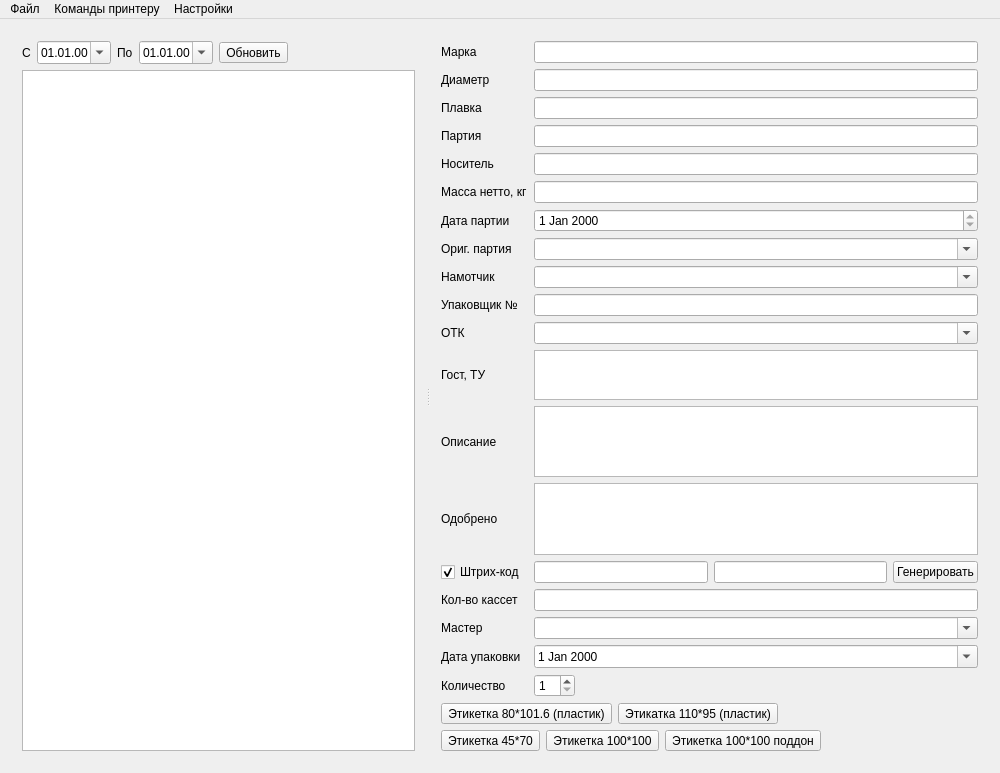
Qt form mainwindow.ui (Sergeyego/label_tspl) before a commit.
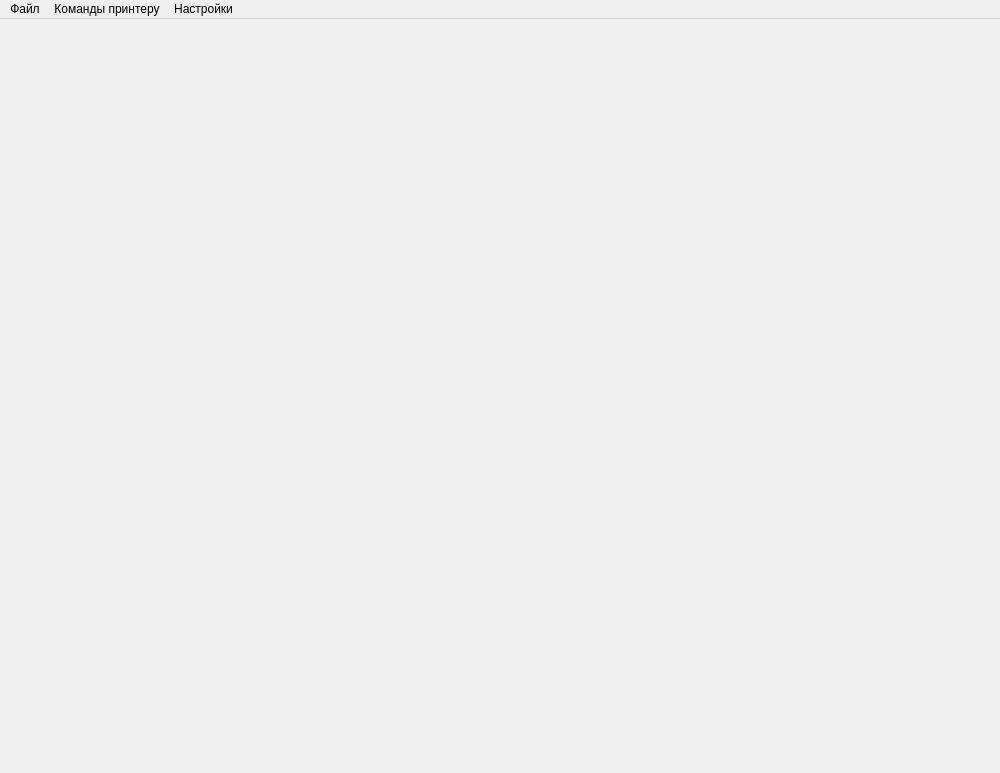
The same form after that commit.

```diff
--- a/mainwindow.ui
+++ b/mainwindow.ui
@@ -14,459 +14,26 @@
    <string>Печать термотрансферных этикеток</string>
   </property>
   <widget class="QWidget" name="centralWidget">
-   <layout class="QVBoxLayout" name="verticalLayout_3">
+   <layout class="QVBoxLayout" name="verticalLayout">
     <item>
-     <widget class="QSplitter" name="splitter">
-      <property name="orientation">
-       <enum>Qt::Horizontal</enum>
-      </property>
-      <widget class="QWidget" name="layoutWidget">
-       <layout class="QVBoxLayout" name="verticalLayout">
-        <item>
-         <layout class="QHBoxLayout" name="horizontalLayout">
-          <item>
-           <widget class="QLabel" name="label">
-            <property name="text">
-             <string>С</string>
-            </property>
-           </widget>
-          </item>
-          <item>
-           <widget class="QDateEdit" name="dateEditBeg">
-            <property name="displayFormat">
-             <string>dd.MM.yy</string>
-            </property>
-            <property name="calendarPopup">
-             <bool>true</bool>
-            </property>
-           </widget>
-          </item>
-          <item>
-           <widget class="QLabel" name="label_2">
-            <property name="text">
-             <string>По</string>
-            </property>
-           </widget>
-          </item>
-          <item>
-           <widget class="QDateEdit" name="dateEditEnd">
-            <property name="displayFormat">
-             <string>dd.MM.yy</string>
-            </property>
-            <property name="calendarPopup">
-             <bool>true</bool>
-            </property>
-           </widget>
-          </item>
-          <item>
-           <widget class="QToolButton" name="toolButtonUpd">
-            <property name="text">
-             <string>Обновить</string>
-            </property>
-            <property name="toolButtonStyle">
-             <enum>Qt::ToolButtonTextBesideIcon</enum>
-            </property>
-           </widget>
-          </item>
-          <item>
-           <spacer name="horizontalSpacer">
-            <property name="orientation">
-             <enum>Qt::Horizontal</enum>
-            </property>
-            <property name="sizeHint" stdset="0">
-             <size>
-              <width>40</width>
-              <height>20</height>
-             </size>
-            </property>
-           </spacer>
-          </item>
-         </layout>
-        </item>
-        <item>
-         <widget class="QTableView" name="tableViewPart">
-          <property name="selectionMode">
-           <enum>QAbstractItemView::SingleSelection</enum>
-          </property>
-          <property name="selectionBehavior">
-           <enum>QAbstractItemView::SelectRows</enum>
-          </property>
-          <attribute name="verticalHeaderVisible">
-           <bool>false</bool>
-          </attribute>
-         </widget>
-        </item>
-       </layout>
-      </widget>
-      <widget class="QWidget" name="layoutWidget">
-       <layout class="QVBoxLayout" name="verticalLayout_2">
-        <item>
-         <layout class="QGridLayout" name="gridLayout">
-          <item row="13" column="0" colspan="2">
-           <widget class="QLabel" name="label_12">
-            <property name="text">
-             <string>Одобрено</string>
-            </property>
-           </widget>
-          </item>
-          <item row="6" column="0" colspan="2">
-           <widget class="QLabel" name="label_9">
-            <property name="text">
-             <string>Дата партии</string>
-            </property>
-           </widget>
-          </item>
-          <item row="7" column="0" colspan="2">
-           <widget class="QLabel" name="label_14">
-            <property name="text">
-             <string>Ориг. партия</string>
-            </property>
-           </widget>
-          </item>
-          <item row="8" column="0" colspan="2">
-           <widget class="QLabel" name="label_15">
-            <property name="text">
-             <string>Намотчик</string>
-            </property>
-           </widget>
-          </item>
-          <item row="2" column="0" colspan="2">
-           <widget class="QLabel" name="label_5">
-            <property name="text">
-             <string>Плавка</string>
-            </property>
-           </widget>
-          </item>
-          <item row="18" column="0" colspan="2">
-           <widget class="QLabel" name="label_17">
-            <property name="text">
-             <string>Количество</string>
-            </property>
-           </widget>
-          </item>
-          <item row="0" column="0" colspan="2">
-           <widget class="QLabel" name="label_3">
-            <property name="text">
-             <string>Марка</string>
-            </property>
-           </widget>
-          </item>
-          <item row="14" column="0" colspan="2">
-           <widget class="QCheckBox" name="checkBoxEan">
-            <property name="text">
-             <string>Штрих-код</string>
-            </property>
-            <property name="checked">
-             <bool>true</bool>
-            </property>
-           </widget>
-          </item>
-          <item row="18" column="2">
-           <widget class="QSpinBox" name="spinBox">
-            <property name="sizePolicy">
-             <sizepolicy hsizetype="Maximum" vsizetype="Fixed">
-              <horstretch>0</horstretch>
-              <verstretch>0</verstretch>
-             </sizepolicy>
-            </property>
-            <property name="minimum">
-             <number>1</number>
-            </property>
-           </widget>
-          </item>
-          <item row="1" column="0" colspan="2">
-           <widget class="QLabel" name="label_4">
-            <property name="text">
-             <string>Диаметр</string>
-            </property>
-           </widget>
-          </item>
-          <item row="3" column="0" colspan="2">
-           <widget class="QLabel" name="label_6">
-            <property name="text">
-             <string>Партия</string>
-            </property>
-           </widget>
-          </item>
-          <item row="14" column="3">
-           <widget class="QLineEdit" name="lineEditEanGr">
-            <property name="readOnly">
-             <bool>true</bool>
-            </property>
-           </widget>
-          </item>
-          <item row="16" column="0" colspan="2">
-           <widget class="QLabel" name="label_19">
-            <property name="text">
-             <string>Мастер</string>
-            </property>
-           </widget>
-          </item>
-          <item row="15" column="0" colspan="2">
-           <widget class="QLabel" name="label_16">
-            <property name="text">
-             <string>Кол-во кассет</string>
-            </property>
-           </widget>
-          </item>
-          <item row="12" column="0" colspan="2">
-           <widget class="QLabel" name="label_11">
-            <property name="text">
-             <string>Описание</string>
-            </property>
-           </widget>
-          </item>
-          <item row="9" column="0" colspan="2">
-           <widget class="QLabel" name="label_13">
-            <property name="text">
-             <string>Упаковщик №</string>
-            </property>
-           </widget>
-          </item>
-          <item row="4" column="0" colspan="2">
-           <widget class="QLabel" name="label_7">
-            <property name="text">
-             <string>Носитель</string>
-            </property>
-           </widget>
-          </item>
-          <item row="11" column="0" colspan="2">
-           <widget class="QLabel" name="label_10">
-            <property name="text">
-             <string>Гост, ТУ</string>
-            </property>
-           </widget>
-          </item>
-          <item row="10" column="0" colspan="2">
-           <widget class="QLabel" name="label_18">
-            <property name="text">
-             <string>ОТК</string>
-            </property>
-           </widget>
-          </item>
-          <item row="14" column="2">
-           <widget class="QLineEdit" name="lineEditEanEd">
-            <property name="readOnly">
-             <bool>true</bool>
-            </property>
-           </widget>
-          </item>
-          <item row="5" column="0" colspan="2">
-           <widget class="QLabel" name="label_8">
-            <property name="text">
-             <string>Масса нетто, кг</string>
-            </property>
-           </widget>
-          </item>
-          <item row="17" column="0" colspan="2">
-           <widget class="QLabel" name="label_20">
-            <property name="text">
-             <string>Дата упаковки</string>
-            </property>
-           </widget>
-          </item>
-          <item row="14" column="4">
-           <widget class="QPushButton" name="pushButtonGen">
-            <property name="text">
-             <string>Генерировать</string>
-            </property>
-           </widget>
-          </item>
-          <item row="13" column="2" colspan="3">
-           <widget class="QTableView" name="tableViewOdobr">
-            <attribute name="verticalHeaderVisible">
-             <bool>false</bool>
-            </attribute>
-           </widget>
-          </item>
-          <item row="15" column="2" colspan="3">
-           <widget class="QLineEdit" name="lineEditKvoSpool"/>
-          </item>
-          <item row="16" column="2" colspan="3">
-           <widget class="QComboBox" name="comboBoxMaster">
-            <property name="editable">
-             <bool>true</bool>
-            </property>
-           </widget>
-          </item>
-          <item row="17" column="2" colspan="3">
-           <widget class="QDateEdit" name="dateEditPack">
-            <property name="calendarPopup">
-             <bool>true</bool>
-            </property>
-           </widget>
-          </item>
-          <item row="12" column="2" colspan="3">
-           <widget class="QPlainTextEdit" name="plainTextEdit"/>
-          </item>
-          <item row="11" column="2" colspan="3">
-           <widget class="QListView" name="listViewGost">
-            <property name="maximumSize">
-             <size>
-              <width>16777215</width>
-              <height>50</height>
-             </size>
-            </property>
-           </widget>
-          </item>
-          <item row="10" column="2" colspan="3">
-           <widget class="QComboBox" name="comboBoxOtk">
-            <property name="editable">
-             <bool>true</bool>
-            </property>
-           </widget>
-          </item>
-          <item row="9" column="2" colspan="3">
-           <widget class="QLineEdit" name="lineEditUpk"/>
-          </item>
-          <item row="8" column="2" colspan="3">
-           <widget class="QComboBox" name="comboBoxNam">
-            <property name="editable">
-             <bool>true</bool>
-            </property>
-           </widget>
-          </item>
-          <item row="7" column="2" colspan="3">
-           <widget class="QComboBox" name="comboBoxOPart">
-            <property name="editable">
-             <bool>true</bool>
-            </property>
-           </widget>
-          </item>
-          <item row="6" column="2" colspan="3">
-           <widget class="QDateEdit" name="dateEdit">
-            <property name="readOnly">
-             <bool>true</bool>
-            </property>
-           </widget>
-          </item>
-          <item row="5" column="2" colspan="3">
-           <widget class="QLineEdit" name="lineEditKvo"/>
-          </item>
-          <item row="4" column="2" colspan="3">
-           <widget class="QLineEdit" name="lineEditSpool">
-            <property name="readOnly">
-             <bool>true</bool>
-            </property>
-           </widget>
-          </item>
-          <item row="3" column="2" colspan="3">
-           <widget class="QLineEdit" name="lineEditPart">
-            <property name="readOnly">
-             <bool>true</bool>
-            </property>
-           </widget>
-          </item>
-          <item row="2" column="2" colspan="3">
-           <widget class="QLineEdit" name="lineEditPlav">
-            <property name="readOnly">
-             <bool>true</bool>
-            </property>
-           </widget>
-          </item>
-          <item row="1" column="2" colspan="3">
-           <widget class="QLineEdit" name="lineEditDiam">
-            <property name="readOnly">
-             <bool>true</bool>
-            </property>
-           </widget>
-          </item>
-          <item row="0" column="2" colspan="3">
-           <widget class="QLineEdit" name="lineEditMark">
-            <property name="readOnly">
-             <bool>true</bool>
-            </property>
-           </widget>
-          </item>
-         </layout>
-        </item>
-        <item>
-         <layout class="QHBoxLayout" name="horizontalLayout_2">
-          <item>
-           <widget class="QToolButton" name="toolButtonSrc">
-            <property name="text">
-             <string>Этикетка 80*101.6 (пластик)</string>
-            </property>
-            <property name="toolButtonStyle">
-             <enum>Qt::ToolButtonTextBesideIcon</enum>
-            </property>
-           </widget>
-          </item>
-          <item>
-           <widget class="QToolButton" name="toolButtonPack">
-            <property name="text">
-             <string>Этикатка 110*95 (пластик)</string>
-            </property>
-            <property name="toolButtonStyle">
-             <enum>Qt::ToolButtonTextBesideIcon</enum>
-            </property>
-           </widget>
-          </item>
-          <item>
-           <spacer name="horizontalSpacer_2">
-            <property name="orientation">
-             <enum>Qt::Horizontal</enum>
-            </property>
-            <property name="sizeHint" stdset="0">
-             <size>
-              <width>40</width>
-              <height>20</height>
-             </size>
-            </property>
-           </spacer>
-          </item>
-         </layout>
-        </item>
-        <item>
-         <layout class="QHBoxLayout" name="horizontalLayout_3">
-          <item>
-           <widget class="QToolButton" name="toolButtonPSmall">
-            <property name="text">
-             <string>Этикетка 45*70</string>
-            </property>
-            <property name="toolButtonStyle">
-             <enum>Qt::ToolButtonTextBesideIcon</enum>
-            </property>
-           </widget>
-          </item>
-          <item>
-           <widget class="QToolButton" name="toolButtonPBig">
-            <property name="text">
-             <string>Этикетка 100*100</string>
-            </property>
-            <property name="toolButtonStyle">
-             <enum>Qt::ToolButtonTextBesideIcon</enum>
-            </property>
-           </widget>
-          </item>
-          <item>
-           <widget class="QToolButton" name="toolButtonPBigPal">
-            <property name="text">
-             <string>Этикетка 100*100 поддон</string>
-            </property>
-            <property name="toolButtonStyle">
-             <enum>Qt::ToolButtonTextBesideIcon</enum>
-            </property>
-           </widget>
-          </item>
-          <item>
-           <spacer name="horizontalSpacer_3">
-            <property name="orientation">
-             <enum>Qt::Horizontal</enum>
-            </property>
-            <property name="sizeHint" stdset="0">
-             <size>
-              <width>40</width>
-              <height>20</height>
-             </size>
-            </property>
-           </spacer>
-          </item>
-         </layout>
-        </item>
-       </layout>
-      </widget>
-     </widget>
+     <layout class="QVBoxLayout" name="verticalLayoutData"/>
+    </item>
+    <item>
+     <layout class="QHBoxLayout" name="horizontalLayoutToolButton">
+      <item>
+       <spacer name="horizontalSpacer">
+        <property name="orientation">
+         <enum>Qt::Horizontal</enum>
+        </property>
+        <property name="sizeHint" stdset="0">
+         <size>
+          <width>40</width>
+          <height>20</height>
+         </size>
+        </property>
+       </spacer>
+      </item>
+     </layout>
     </item>
    </layout>
   </widget>
```
Left out of the diff: 133 changed lines with no effect on the pictures.
